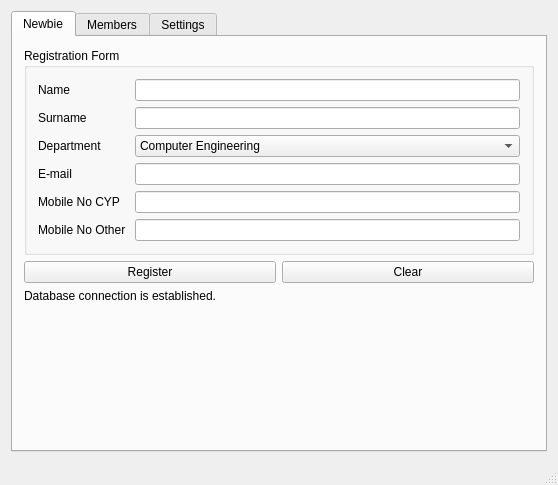
First picture: the form in src/data/mainwindow.ui, repository furkantokac/Freg, before the edit.
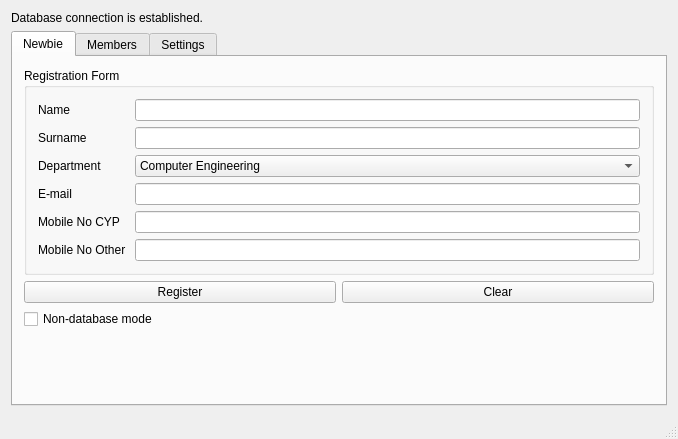
Second picture: the form after the edit. The open tabs and pages were chosen to show the change. Icons and pictures are not drawn.

Commit message: - New database design - Create desktop entry - Display members - Delete members - Bug fixes

What changed in the file:
```diff
--- a/src/data/mainwindow.ui
+++ b/src/data/mainwindow.ui
@@ -6,8 +6,8 @@
    <rect>
     <x>0</x>
     <y>0</y>
-    <width>558</width>
-    <height>485</height>
+    <width>678</width>
+    <height>439</height>
    </rect>
   </property>
   <property name="windowTitle">
@@ -19,7 +19,7 @@
   </property>
   <widget class="QWidget" name="centralWidget">
    <layout class="QGridLayout" name="gridLayout">
-    <item row="0" column="0">
+    <item row="1" column="0">
      <widget class="QTabWidget" name="tabWidget">
       <property name="currentIndex">
        <number>2</number>
@@ -34,43 +34,11 @@
           <property name="title">
            <string>Registration Form</string>
           </property>
-          <layout class="QFormLayout" name="formLayout">
-           <item row="0" column="0">
-            <widget class="QLabel" name="label">
-             <property name="text">
-              <string>Name</string>
-             </property>
-             <property name="alignment">
-              <set>Qt::AlignLeading|Qt::AlignLeft|Qt::AlignVCenter</set>
-             </property>
-            </widget>
-           </item>
+          <layout class="QGridLayout" name="gridLayout_5">
            <item row="0" column="1">
-            <widget class="QLineEdit" name="lne_firstName"/>
-           </item>
-           <item row="1" column="1">
-            <widget class="QLineEdit" name="lne_lastName"/>
-           </item>
-           <item row="3" column="1">
-            <widget class="QLineEdit" name="lne_email"/>
-           </item>
-           <item row="1" column="0">
-            <widget class="QLabel" name="label_2">
-             <property name="text">
-              <string>Surname</string>
-             </property>
-             <property name="alignment">
-              <set>Qt::AlignLeading|Qt::AlignLeft|Qt::AlignVCenter</set>
-             </property>
-            </widget>
-           </item>
-           <item row="2" column="0">
-            <widget class="QLabel" name="label_3">
-             <property name="text">
-              <string>Department</string>
-             </property>
-             <property name="alignment">
-              <set>Qt::AlignLeading|Qt::AlignLeft|Qt::AlignVCenter</set>
+            <widget class="QLineEdit" name="lne_firstName">
+             <property name="focusPolicy">
+              <enum>Qt::StrongFocus</enum>
              </property>
             </widget>
            </item>
@@ -84,32 +52,6 @@
              </property>
             </widget>
            </item>
-           <item row="4" column="0">
-            <widget class="QLabel" name="label_5">
-             <property name="text">
-              <string>Mobile No CYP </string>
-             </property>
-             <property name="alignment">
-              <set>Qt::AlignLeading|Qt::AlignLeft|Qt::AlignVCenter</set>
-             </property>
-            </widget>
-           </item>
-           <item row="5" column="0">
-            <widget class="QLabel" name="label_6">
-             <property name="text">
-              <string>Mobile No Other </string>
-             </property>
-             <property name="alignment">
-              <set>Qt::AlignLeading|Qt::AlignLeft|Qt::AlignVCenter</set>
-             </property>
-            </widget>
-           </item>
-           <item row="4" column="1">
-            <widget class="QLineEdit" name="lne_mobileCyp"/>
-           </item>
-           <item row="5" column="1">
-            <widget class="QLineEdit" name="lne_mobileOther"/>
-           </item>
            <item row="2" column="1">
             <widget class="QComboBox" name="comboBox_department">
              <item>
@@ -184,24 +126,102 @@
              </item>
             </widget>
            </item>
+           <item row="5" column="0">
+            <widget class="QLabel" name="label_6">
+             <property name="text">
+              <string>Mobile No Other </string>
+             </property>
+             <property name="alignment">
+              <set>Qt::AlignLeading|Qt::AlignLeft|Qt::AlignVCenter</set>
+             </property>
+            </widget>
+           </item>
+           <item row="4" column="0">
+            <widget class="QLabel" name="label_5">
+             <property name="text">
+              <string>Mobile No CYP </string>
+             </property>
+             <property name="alignment">
+              <set>Qt::AlignLeading|Qt::AlignLeft|Qt::AlignVCenter</set>
+             </property>
+            </widget>
+           </item>
+           <item row="0" column="0">
+            <widget class="QLabel" name="label">
+             <property name="text">
+              <string>Name</string>
+             </property>
+             <property name="alignment">
+              <set>Qt::AlignLeading|Qt::AlignLeft|Qt::AlignVCenter</set>
+             </property>
+            </widget>
+           </item>
+           <item row="2" column="0">
+            <widget class="QLabel" name="label_3">
+             <property name="text">
+              <string>Department</string>
+             </property>
+             <property name="alignment">
+              <set>Qt::AlignLeading|Qt::AlignLeft|Qt::AlignVCenter</set>
+             </property>
+            </widget>
+           </item>
+           <item row="4" column="1">
+            <widget class="QLineEdit" name="lne_mobileCyp">
+             <property name="focusPolicy">
+              <enum>Qt::StrongFocus</enum>
+             </property>
+            </widget>
+           </item>
+           <item row="1" column="0">
+            <widget class="QLabel" name="label_2">
+             <property name="text">
+              <string>Surname</string>
+             </property>
+             <property name="alignment">
+              <set>Qt::AlignLeading|Qt::AlignLeft|Qt::AlignVCenter</set>
+             </property>
+            </widget>
+           </item>
+           <item row="1" column="1">
+            <widget class="QLineEdit" name="lne_lastName">
+             <property name="focusPolicy">
+              <enum>Qt::StrongFocus</enum>
+             </property>
+            </widget>
+           </item>
+           <item row="5" column="1">
+            <widget class="QLineEdit" name="lne_mobileOther">
+             <property name="focusPolicy">
+              <enum>Qt::StrongFocus</enum>
+             </property>
+            </widget>
+           </item>
+           <item row="3" column="1">
+            <widget class="QLineEdit" name="lne_email">
+             <property name="focusPolicy">
+              <enum>Qt::StrongFocus</enum>
+             </property>
+            </widget>
+           </item>
           </layout>
          </widget>
         </item>
-        <item row="1" column="0">
+        <item row="2" column="0">
          <widget class="QPushButton" name="btn_register">
           <property name="text">
            <string>Register</string>
           </property>
          </widget>
         </item>
-        <item row="1" column="1">
+        <item row="2" column="1">
          <widget class="QPushButton" name="btn_clear">
           <property name="text">
            <string>Clear</string>
           </property>
          </widget>
         </item>
-        <item row="3" column="0" colspan="2">
+        <item row="4" column="0" colspan="2">
          <spacer name="verticalSpacer">
           <property name="orientation">
            <enum>Qt::Vertical</enum>
@@ -214,10 +234,10 @@
           </property>
          </spacer>
         </item>
-        <item row="2" column="0">
-         <widget class="QLabel" name="lbl_dbConnection">
+        <item row="3" column="0">
+         <widget class="QCheckBox" name="checkBox_saveLocal">
           <property name="text">
-           <string>Database connection is established.</string>
+           <string>Non-database mode</string>
           </property>
          </widget>
         </item>
@@ -314,6 +334,13 @@
       </widget>
      </widget>
     </item>
+    <item row="0" column="0">
+     <widget class="QLabel" name="lbl_dbConnection">
+      <property name="text">
+       <string>Database connection is established.</string>
+      </property>
+     </widget>
+    </item>
    </layout>
   </widget>
   <widget class="QMenuBar" name="menuBar">
```
Left out of the diff: 45 changed lines with no effect on the pictures. The commit also changes 11 other files.
